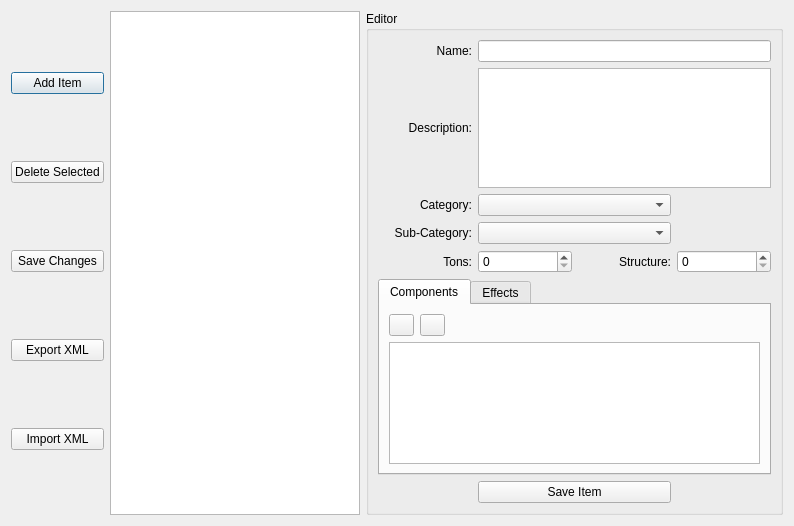
Before: the Qt Designer form dialogs/ItemBrowser.ui in Ramblurr/SupernovaAssistant, drawn with Qt 5.
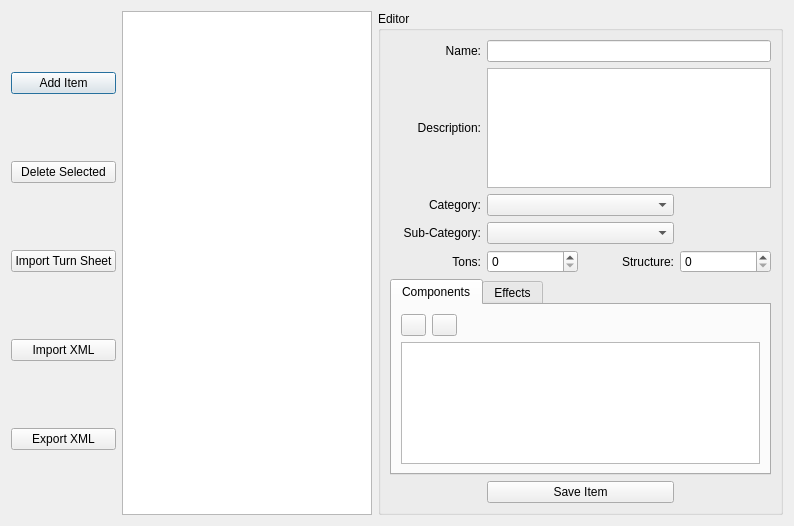
After: the same form once the commit is applied. Icons and pictures are not drawn. Custom widgets are drawn as their Qt base class.

Commit message: Item Browser refact - now it directly syncs with the database

Patch:
```diff
--- a/dialogs/ItemBrowser.ui
+++ b/dialogs/ItemBrowser.ui
@@ -31,16 +31,12 @@
       </widget>
      </item>
      <item>
-      <widget class="QPushButton" name="saveButton">
-       <property name="text">
-        <string>Save Changes</string>
+      <widget class="QPushButton" name="turnSheetBut">
+       <property name="toolTip">
+        <string>Parse item data from a turn sheet</string>
        </property>
-      </widget>
-     </item>
-     <item>
-      <widget class="QPushButton" name="exportBut">
        <property name="text">
-        <string>Export XML</string>
+        <string>Import Turn Sheet</string>
        </property>
       </widget>
      </item>
@@ -51,6 +47,16 @@
        </property>
       </widget>
      </item>
+     <item>
+      <widget class="QPushButton" name="exportBut">
+       <property name="toolTip">
+        <string>Export the items database to a separate file</string>
+       </property>
+       <property name="text">
+        <string>Export XML</string>
+       </property>
+      </widget>
+     </item>
     </layout>
    </item>
    <item>
```
Left out of the diff: 15 changed lines with no effect on the pictures. The commit also changes 11 other files.
